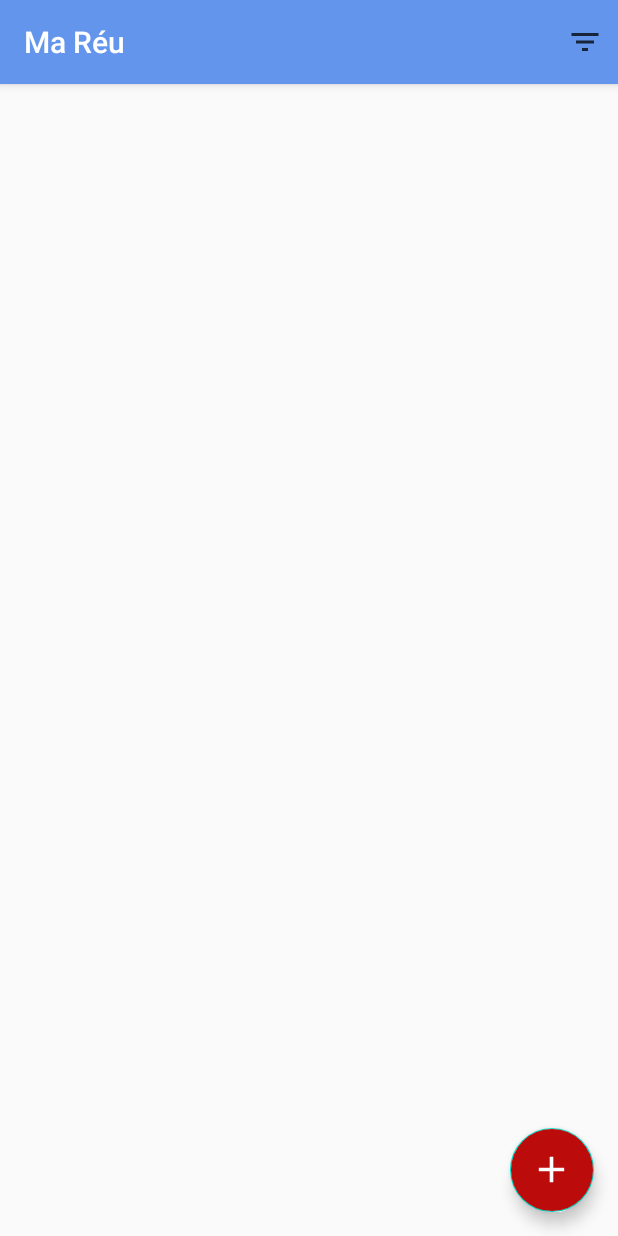
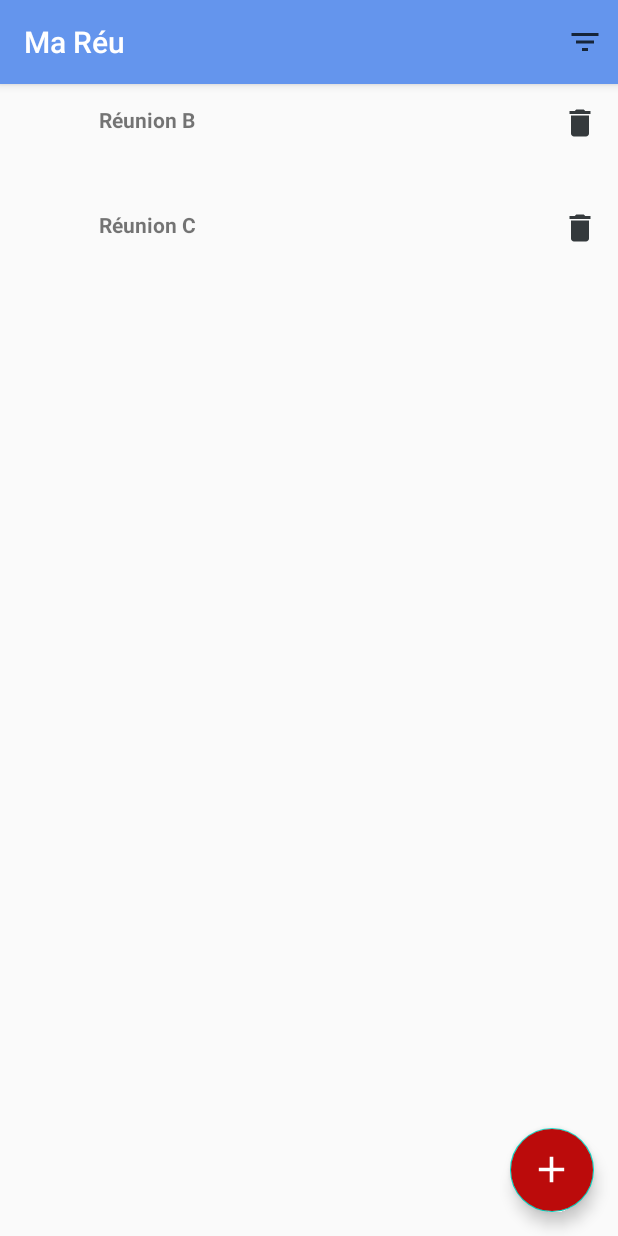
Before and after one commit to Michael75008/Entrevoisins, an Android app: the screen it shows after launch (MeetingActivity), on a phone screen of 412 x 824 dp. Run offline under Robolectric (Android 15) with nearby library versions, the phone set to English and light mode, and no system bars; our stand-ins replace ButterKnife.

Commit message:
RecyclerView ok, question about DI for data ?

```diff
--- a/app/src/main/AndroidManifest.xml
+++ b/app/src/main/AndroidManifest.xml
@@ -16,7 +16,8 @@
         <activity
             android:name=".ui_meetings_list.ui.MeetingActivity"
             android:label="@string/app_name"
-            android:theme="@style/AppTheme.NoActionBar">
+            android:theme="@style/AppTheme.NoActionBar"
+            tools:ignore="Instantiatable">
             <intent-filter>
                 <action android:name="android.intent.action.MAIN" />
 
--- a/app/src/main/java/com/openclassrooms/mareuapp/ui_meetings_list/ui/MeetingActivity.java
+++ b/app/src/main/java/com/openclassrooms/mareuapp/ui_meetings_list/ui/MeetingActivity.java
@@ -5,9 +5,7 @@ import android.os.Build;
 import android.os.Bundle;
 import android.support.annotation.RequiresApi;
 import android.support.design.widget.FloatingActionButton;
-import android.support.v4.view.ViewPager;
 import android.support.v7.app.AppCompatActivity;
-import android.support.v7.widget.LinearLayoutManager;
 import android.support.v7.widget.RecyclerView;
 import android.support.v7.widget.Toolbar;
 import android.view.Menu;
@@ -16,6 +14,7 @@ import android.view.View;
 
 import com.openclassrooms.mareuapp.R;
 import com.openclassrooms.mareuapp.model.Meeting;
+import com.openclassrooms.mareuapp.service.DummyMeetingApiService;
 import com.openclassrooms.mareuapp.service.DummyMeetingApiServiceGenerator;
 import com.openclassrooms.mareuapp.service.MeetingApiService;
 
@@ -28,19 +27,25 @@ import butterknife.ButterKnife;
 
 import static com.openclassrooms.mareuapp.R.id.fab_add_meeting;
 import static com.openclassrooms.mareuapp.R.id.toolbar;
-import static com.openclassrooms.mareuapp.R.id.viewpager;
 import static com.openclassrooms.mareuapp.R.layout.activity_list_meeting;
 
 public class MeetingActivity extends AppCompatActivity {
 
-    List<Meeting> meetings;
+    private MeetingApiService mApiService;
+   private List<Meeting> mMeeting = new ArrayList<Meeting>();
+
+
     @BindView(toolbar)
     Toolbar mToolbar;
     @BindView(fab_add_meeting)
     FloatingActionButton mFloatingActionButton;
-    @BindView(viewpager)
-    ViewPager mViewPager;
+    @BindView(R.id.list_meetings)
+    RecyclerView mRecyclerView;
 
+    public MeetingActivity(MeetingApiService apiService) {
+        mApiService = apiService;
+    }
+    public MeetingActivity() {}
 
     @RequiresApi(api = Build.VERSION_CODES.LOLLIPOP)
     @Override
@@ -51,6 +56,7 @@ public class MeetingActivity extends AppCompatActivity {
         ButterKnife.bind(this);
         setSupportActionBar(mToolbar);
         mToolbar.setOverflowIcon(Objects.requireNonNull(getDrawable(R.drawable.ic_navigation_icon)));
+        this.configureRecyclerView();
 
         mFloatingActionButton.setOnClickListener(new View.OnClickListener() {
             @Override
@@ -82,5 +88,8 @@ public class MeetingActivity extends AppCompatActivity {
         }
         return super.onOptionsItemSelected(item);
     }
-
+    private void configureRecyclerView(){
+        mMeeting = DummyMeetingApiServiceGenerator.generateMeetings();
+        this.mRecyclerView.setAdapter( new MyAdapter(mMeeting));
+    }
 }
--- a/app/src/main/java/com/openclassrooms/mareuapp/ui_meetings_list/ui/MyAdapter.java
+++ b/app/src/main/java/com/openclassrooms/mareuapp/ui_meetings_list/ui/MyAdapter.java
@@ -19,10 +19,10 @@ import butterknife.ButterKnife;
 
 public class MyAdapter extends RecyclerView.Adapter<MyAdapter.ViewHolder> {
 
-    private List<Meeting> mMeetings;
+    private final List<Meeting> mMeetings;
 
     public MyAdapter(List<Meeting> items) {
-        mMeetings = items;
+      mMeetings = items;
     }
 
     @NonNull
--- a/app/src/main/res/layout-v21/activity_list_meeting.xml
+++ b/app/src/main/res/layout-v21/activity_list_meeting.xml
@@ -22,11 +22,15 @@
 
     </android.support.design.widget.AppBarLayout>
 
-    <android.support.v4.view.ViewPager
-        android:id="@+id/viewpager"
+    <android.support.v7.widget.RecyclerView
+        xmlns:android="http://schemas.android.com/apk/res/android"
+        xmlns:app="http://schemas.android.com/apk/res-auto"
+        android:id="@+id/list_meetings"
+        android:name="com.openclassrooms.entrevoisins.ui.neighbour_list.NeighbourFragment"
         android:layout_width="match_parent"
         android:layout_height="match_parent"
-        app:layout_behavior="@string/appbar_scrolling_view_behavior" />
+        app:layoutManager="LinearLayoutManager" />
+
 
     <android.support.design.widget.FloatingActionButton
         android:id="@+id/fab_add_meeting"
--- a/app/src/main/res/layout/activity_list_meeting.xml
+++ b/app/src/main/res/layout/activity_list_meeting.xml
@@ -22,12 +22,14 @@
 
     </android.support.design.widget.AppBarLayout>
 
-    <android.support.v4.view.ViewPager
-        android:id="@+id/meeting_container"
+    <android.support.v7.widget.RecyclerView
+        android:id="@+id/list_meetings"
+        android:name="com.openclassrooms.entrevoisins.ui.neighbour_list.NeighbourFragment"
+        android:scrollbars="vertical"
         android:layout_width="match_parent"
         android:layout_height="match_parent"
-        app:layout_behavior="@string/appbar_scrolling_view_behavior"
-        />
+        android:layout_marginTop="@android:dimen/app_icon_size"
+        app:layoutManager="LinearLayoutManager" />
 
     <android.support.design.widget.FloatingActionButton
         android:id="@+id/fab_add_meeting"
@@ -40,6 +42,7 @@
         app:maxImageSize="50dp"
         app:srcCompat="@drawable/ic_add_icon_foreground"
         android:onClick="ChangeActivity"
-        />
+        tools:targetApi="lollipop"
+        android:focusable="true" />
 
 </android.support.design.widget.CoordinatorLayout>
--- a/app/src/main/res/layout/fragment_item.xml
+++ b/app/src/main/res/layout/fragment_item.xml
@@ -17,7 +17,8 @@
         android:layout_marginBottom="10dp"
         app:layout_constraintBottom_toBottomOf="parent"
         app:layout_constraintStart_toStartOf="parent"
-        app:layout_constraintTop_toTopOf="parent" />
+        app:layout_constraintTop_toTopOf="parent"
+        android:layout_marginLeft="16dp" />
 
     <TextView
         android:id="@+id/item_name"
```
Also changed, not shown: app/src/main/java/com/openclassrooms/mareuapp/ui_meetings_list/ui/MainFragment.java (deleted, +0 -74 lines), app/src/main/res/layout/fragment_item_list.xml (deleted, +0 -10 lines).
